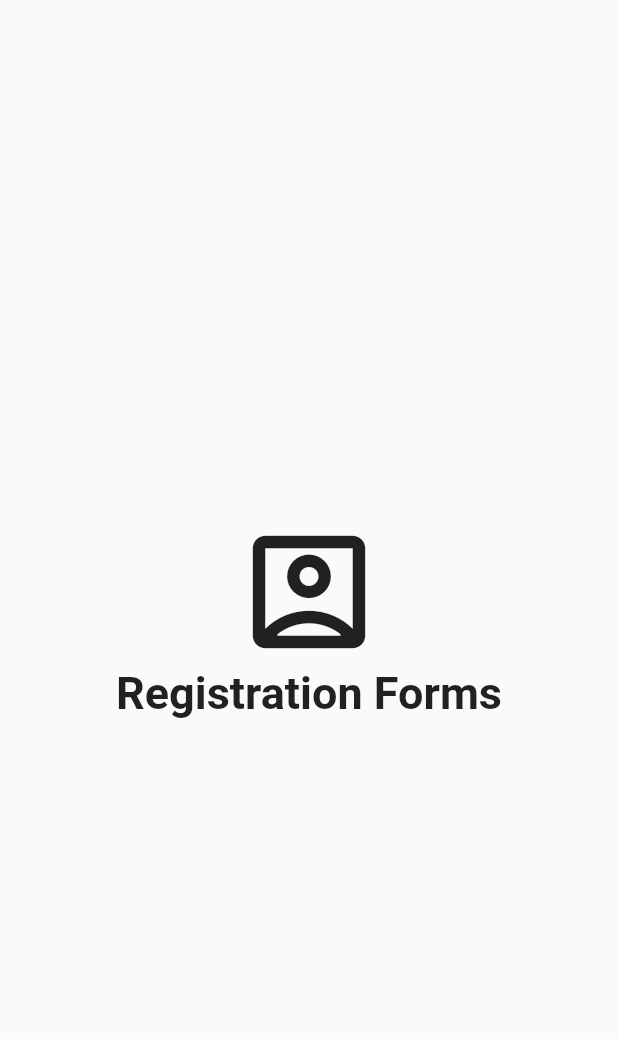
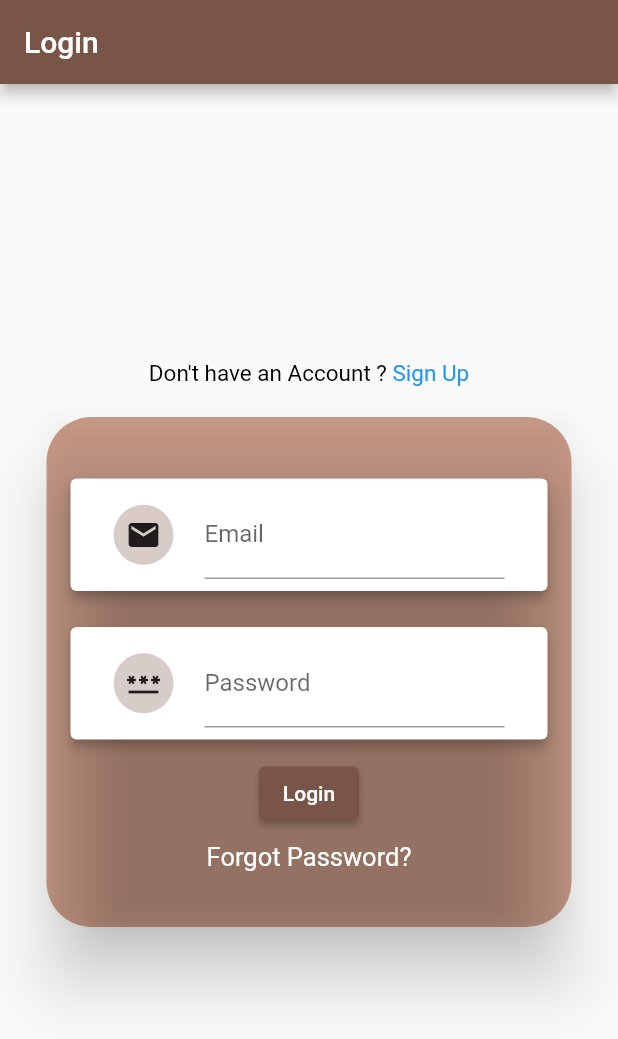
Before and after one commit to SKeval/Registration-with-Authentication-UI, a Flutter app: the first screen one second after launch, on a phone screen of 412 x 824 dp. Shown: the top 1039 px of the screen. Run offline on Flutter 3.47's test engine with Material 2 defaults, Android fonts, the phone set to English and light mode, and no system bars; our stand-ins replace fluttertoast.

Commit message:
forgotpassword

```diff
--- /dev/null
+++ b/lib/Common/Data.dart
@@ -0,0 +1,6 @@
+// ignore_for_file: unused_import, non_constant_identifier_names, file_names
+
+import 'package:flutter/material.dart';
+import 'package:profilelists/Model.dart';
+
+List<Model> DataList = [];
--- a/lib/Common/Txtfield.dart
+++ b/lib/Common/Txtfield.dart
@@ -1,4 +1,4 @@
-// ignore_for_file: file_names, must_be_immutable, unused_import
+// ignore_for_file: file_names, must_be_immutable, unused_import, non_constant_identifier_names
 
 import 'package:flutter/material.dart';
 import 'package:intl/intl.dart';
@@ -14,6 +14,7 @@ class Txtfield extends StatefulWidget {
   bool isVisible;
   bool pass;
   VoidCallback? onTap;
+  String? Function(String? val)? Onvalidator;
 
   Txtfield({
     super.key,
@@ -25,6 +26,7 @@ class Txtfield extends StatefulWidget {
     this.date,
     this.controller,
     this.onTap,
+    this.Onvalidator,
     this.pass = false,
   });
 
@@ -52,7 +54,8 @@ class _TxtfieldState extends State<Txtfield> {
                   SizedBox(
                       width: 200,
                       child: widget.date == null
-                          ? TextField(
+                          ? TextFormField(
+                              validator: widget.Onvalidator,
                               obscureText: widget.pass,
                               onTap: widget.onTap,
                               readOnly: widget.isVisible,
--- a/lib/Common/Validation.dart
+++ b/lib/Common/Validation.dart
@@ -1,4 +1,4 @@
-// ignore_for_file: unused_import, non_constant_identifier_names
+// ignore_for_file: unused_import, non_constant_identifier_names, file_names
 
 import 'package:flutter/material.dart';
 import 'package:profilelists/Common/ShowMsg.dart';
--- a/lib/Splash_Screen.dart
+++ b/lib/Splash_Screen.dart
@@ -1,8 +1,11 @@
+// ignore_for_file: unused_import, file_names
+
 import 'dart:async';
 
 import 'package:flutter/material.dart';
 import 'package:profilelists/Page1.dart';
 import 'package:profilelists/login.dart';
+import 'package:profilelists/login_ff.dart';
 
 class SplashScreen extends StatefulWidget {
   const SplashScreen({super.key});
@@ -24,7 +27,7 @@ changePage(BuildContext context) {
 class _SplashScreenState extends State<SplashScreen> {
   @override
   void initState() {
-    // TODO: implement initState
+    super.initState();
     changePage(context);
   }
 
--- a/lib/login.dart
+++ b/lib/login.dart
@@ -1,3 +1,5 @@
+// ignore_for_file: avoid_print
+
 import 'package:flutter/material.dart';
 
 enum ValidTypes { email, pass, phone, name }
@@ -89,7 +91,7 @@ class _LoginState extends State<Login> {
   Widget build(BuildContext context) {
     return Scaffold(
       appBar: AppBar(
-        title: Text('Login Page'),
+        title: const Text('Login Page'),
       ),
       body: Column(
         children: [
@@ -112,7 +114,7 @@ class _LoginState extends State<Login> {
                     print('Data is Not Valid');
                   }
                 },
-                child: Text('Login')),
+                child: const Text('Login')),
           )
         ],
       ),
--- /dev/null
+++ b/lib/login_ff.dart
@@ -0,0 +1,157 @@
+// ignore_for_file: unused_import
+
+import 'package:flutter/gestures.dart';
+import 'package:flutter/material.dart';
+import 'package:profilelists/Common/Data.dart';
+import 'package:profilelists/Common/ShowMsg.dart';
+import 'package:profilelists/Common/Txtfield.dart';
+import 'package:profilelists/ForgotPassword..dart';
+import 'package:profilelists/Model.dart';
+import 'package:profilelists/Page1.dart';
+import 'package:profilelists/Page2.dart';
+
+//login with form field
+class LoginFF extends StatefulWidget {
+  const LoginFF({super.key});
+
+  @override
+  State<LoginFF> createState() => _LoginFFState();
+}
+
+class _LoginFFState extends State<LoginFF> {
+  TextEditingController emailcon = TextEditingController();
+  TextEditingController passcon = TextEditingController();
+
+  //key
+  final formKey = GlobalKey<FormState>();
+
+  @override
+  Widget build(BuildContext context) {
+    return Scaffold(
+      appBar: AppBar(
+        title: const Text('Login'),
+      ),
+      body: Center(
+        child: SingleChildScrollView(
+          child: Column(
+            mainAxisAlignment: MainAxisAlignment.center,
+            children: [
+              Padding(
+                  padding: const EdgeInsets.only(bottom: 20, top: 8.0),
+                  child: RichText(
+                      text: TextSpan(
+                          text: "Don't have an Account ? ",
+                          style: const TextStyle(
+                              fontSize: 15, color: Colors.black),
+                          children: [
+                        TextSpan(
+                            recognizer: TapGestureRecognizer()
+                              ..onTap = () {
+                                Navigator.of(context)
+                                    .pushReplacement(MaterialPageRoute(
+                                  builder: (context) => const Page1(),
+                                ));
+                              },
+                            text: "Sign Up",
+                            style: const TextStyle(
+                                color: Colors.blue, fontSize: 15))
+                      ]))),
+              Container(
+                decoration: const BoxDecoration(
+                    color: Color.fromARGB(255, 202, 156, 136),
+                    borderRadius: BorderRadius.all(Radius.circular(30))),
+                width: 350,
+                height: 340,
+                child: Card(
+                  color: Colors.transparent,
+                  elevation: 20,
+                  //shadowColor: Colors.brown,
+                  child: Form(
+                    key: formKey,
+                    child: Column(
+                      mainAxisAlignment: MainAxisAlignment.center,
+                      children: [
+                        Txtfield(
+                          Onvalidator: (val) {
+                            String regMail =
+                                r"^[a-zA-Z0-9.a-zA-Z0-9.!#$%&'*+-/=?^_`{|}~]+@[a-zA-Z0-9]+\.[a-zA-Z]+";
+                            if (!RegExp(regMail).hasMatch(val!)) {
+                              return "Email ID doesn't Exist";
+                            }
+
+                            if (val.isEmpty) {
+                              return "Email Id Should not be Empty";
+                            }
+                            return null;
+                          },
+                          label: "Email",
+                          hint: "Enter Your Email",
+                          controller: emailcon,
+                          keyboard: TextInputType.emailAddress,
+                          icon: Icons.email,
+                        ),
+                        Txtfield(
+                          Onvalidator: (val) {
+                            if (val!.isEmpty) {
+                              return "Password Should not be Empty";
+                            }
+                            return null;
+                          },
+                          label: "Password",
+                          hint: "Enter Your Password",
+                          controller: passcon,
+                          icon: Icons.password,
+                          pass: true,
+                        ),
+                        ElevatedButton(
+                            onPressed: () {
+                              if (formKey.currentState!.validate()) {
+                                for (var element in DataList) {
+                                  if (emailcon.text == element.email) {
+                                    if (passcon.text == element.password) {
+                                      showMsg("Login Successfull");
+                                      Navigator.of(context)
+                                          .push(MaterialPageRoute(
+                                        builder: (context) => Page2(),
+                                      ));
+                                    } else {
+                                      showMsg("Password doesn't Matched");
+                                    }
+                                  } else {
+                                    showMsg("Email ID doesn't Exist");
+                                  }
+                                }
+                              }
+                            },
+                            child: const Text("Login")),
+                        Padding(
+                          padding: const EdgeInsets.all(8.0),
+                          child: InkWell(
+                            onTap: () {
+                              Navigator.of(context)
+                                  .pushReplacement(MaterialPageRoute(
+                                builder: (context) => const ForgotPassword(),
+                              ));
+                            },
+                            child: const Text(
+                              "Forgot Password?",
+                              style:
+                                  TextStyle(fontSize: 17, color: Colors.white),
+                            ),
+                          ),
+                        )
+                      ],
+                    ),
+                  ),
+                ),
+              ),
+              const SizedBox(
+                height: 30,
+              ),
+            ],
+          ),
+        ),
+      ),
+    );
+  }
+}
--- a/lib/main.dart
+++ b/lib/main.dart
@@ -4,6 +4,7 @@ import 'package:flutter/material.dart';
 import 'package:profilelists/Page1.dart';
 import 'package:profilelists/Page2.dart';
 import 'package:profilelists/Splash_Screen.dart';
+import 'package:profilelists/login_ff.dart';
 
 void main() {
   runApp(const MyApp());
@@ -22,7 +23,7 @@ class MyApp extends StatelessWidget {
           //brightness: Brightness.dark,
           primaryColor: Colors.brown[200],
           primarySwatch: Colors.brown),
-      home: const SplashScreen(),
+      home: const LoginFF(),
     );
   }
 }
```
Also changed, not shown: lib/ForgotPassword..dart (added, +136 -0 lines), lib/Page1.dart (+34 -7 lines), lib/Page2.dart (+13 -10 lines).
